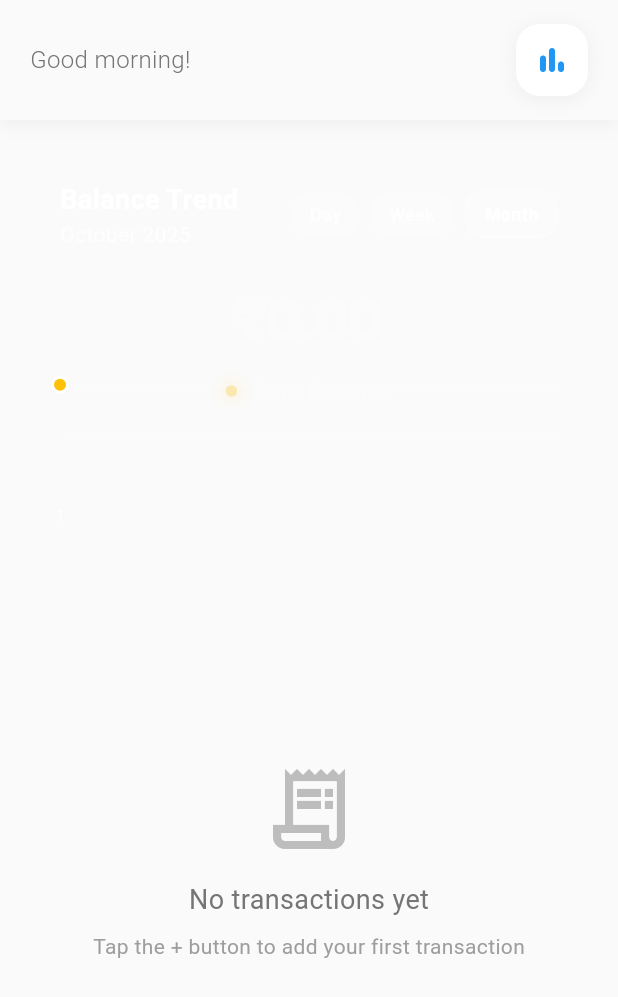
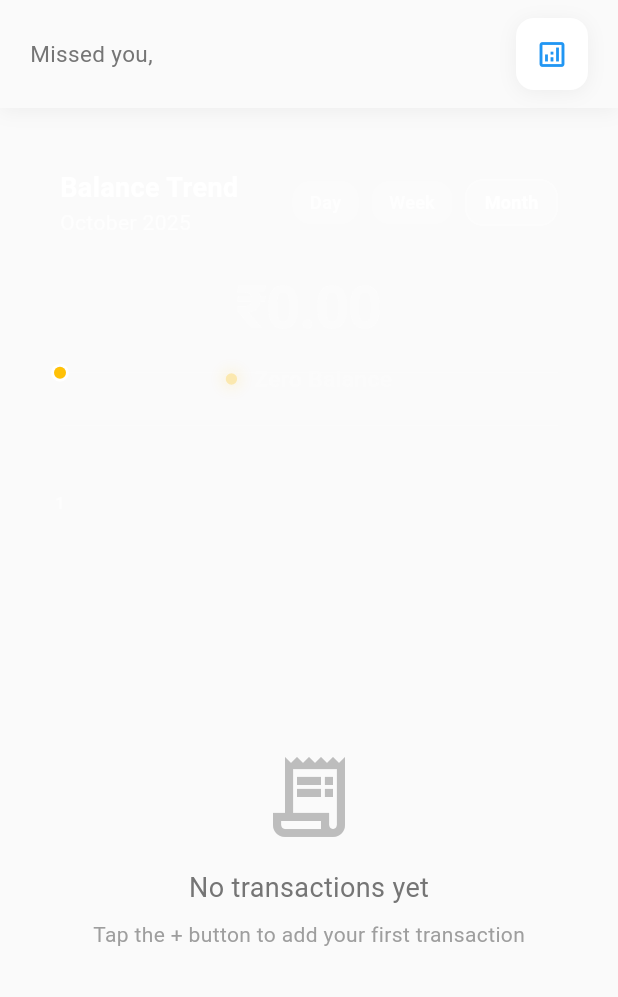
Before and after one commit to malik-l0l/test_1, a Flutter app: the HomeScreen screen opened directly, after a tap on "₹0.00", on a phone screen of 412 x 824 dp. Shown: the top 997 px of the screen. Run offline on Flutter 3.47's test engine with Material 3 defaults, Android fonts, the light colour scheme and no system bars; drawn by our look-alikes of fl_chart; our stand-ins replace hive, hive_flutter, share_plus; accounts and stored records are empty; Roboto replaces fonts that are missing (SF Pro Display).

Commit message:
refac(home): optimized greeting, app_bar

```diff
--- a/lib/screens/home_screen.dart
+++ b/lib/screens/home_screen.dart
@@ -1,6 +1,7 @@
 import 'package:flutter/material.dart';
 import '../services/hive_service.dart';
 import '../services/people_hive_service.dart';
+import '../services/greeting_service.dart';
 import '../models/transaction.dart';
 import '../models/daily_transaction_group.dart';
 import '../widgets/balance_card.dart';
@@ -146,7 +147,7 @@ class HomeScreenState extends State<HomeScreen> with TickerProviderStateMixin {
 
   Widget _buildModernAppBar(settings) {
     return Container(
-      padding: EdgeInsets.fromLTRB(20, 16, 20, 16),
+      padding: EdgeInsets.fromLTRB(20, 12, 20, 12),
       decoration: BoxDecoration(
         color: Theme.of(context).scaffoldBackgroundColor,
         boxShadow: [
@@ -165,29 +166,31 @@ class HomeScreenState extends State<HomeScreen> with TickerProviderStateMixin {
               crossAxisAlignment: CrossAxisAlignment.start,
               children: [
                 Text(
-                  _getGreeting(),
+                  GreetingService.getSessionGreeting(),
                   style: TextStyle(
-                    fontSize: 16,
-                    fontWeight: FontWeight.w300,
+                    fontSize: 15,
+                    fontWeight: FontWeight.w400,
                     color: Colors.grey[600],
                   ),
                 ),
                 if (settings.name.isNotEmpty)
-                  Text(
-                    settings.name,
-                    style: TextStyle(
-                      fontSize: 24,
-                      fontWeight: FontWeight.bold,
+                  Padding(
+                    padding: EdgeInsets.only(top: 2),
+                    child: Text(
+                      settings.name,
+                      style: TextStyle(
+                        fontSize: 22,
+                        fontWeight: FontWeight.bold,
+                      ),
                     ),
                   ),
               ],
             ),
           ),
-          // Monthly Summary Button
           Container(
             decoration: BoxDecoration(
               color: Theme.of(context).cardColor,
-              borderRadius: BorderRadius.circular(16),
+              borderRadius: BorderRadius.circular(12),
               boxShadow: [
                 BoxShadow(
                   color: Colors.black.withOpacity(0.05),
@@ -197,11 +200,13 @@ class HomeScreenState extends State<HomeScreen> with TickerProviderStateMixin {
               ],
             ),
             child: IconButton(
+              padding: EdgeInsets.all(10),
+              constraints: BoxConstraints(minWidth: 42, minHeight: 42),
               onPressed: _navigateToSummary,
               icon: Icon(
-                Icons.bar_chart_rounded,
+                Icons.analytics_outlined,
                 color: Colors.blue,
-                size: 24,
+                size: 22,
               ),
               tooltip: 'Monthly Summary',
             ),
@@ -209,30 +214,6 @@ class HomeScreenState extends State<HomeScreen> with TickerProviderStateMixin {
         ],
       ),
     );
-  }
-
-  String _getGreeting() {
-    final hour = DateTime.now().hour;
-    final greetings = {
-      'morning': ['Good morning!', 'Fresh start', 'Rise and shine'],
-      'afternoon': ['Good afternoon!', 'Hope you\'re well', 'Midday boost!'],
-      'evening': ['Good evening', 'Winding down', 'Evening calm'],
-      'night': ['Welcome back', 'Time to relax', 'Peaceful night'],
-    };
-
-    List<String> timeBasedGreetings;
-    if (hour < 12) {
-      timeBasedGreetings = greetings['morning']!;
-    } else if (hour < 17) {
-      timeBasedGreetings = greetings['afternoon']!;
-    } else if (hour < 20) {
-      timeBasedGreetings = greetings['evening']!;
-    } else {
-      timeBasedGreetings = greetings['night']!;
-    }
-
-    return timeBasedGreetings[
-        DateTime.now().second % timeBasedGreetings.length];
   }
 
   Widget _buildGroupedTransactionsList(String currency) {
--- /dev/null
+++ b/lib/services/greeting_service.dart
@@ -0,0 +1,16 @@
+import '../utils/greeting_helper.dart';
+
+class GreetingService {
+  static String? _sessionGreeting;
+
+  static String getSessionGreeting() {
+    if (_sessionGreeting == null) {
+      _sessionGreeting = GreetingHelper.getGreeting();
+    }
+    return _sessionGreeting!;
+  }
+
+  static void resetGreeting() {
+    _sessionGreeting = null;
+  }
+}
--- /dev/null
+++ b/lib/utils/greeting_helper.dart
@@ -0,0 +1,94 @@
+class GreetingHelper {
+  static String getGreeting() {
+    final hour = DateTime.now().hour;
+    final greetings = {
+      'early_morning': [
+        'Rise and shine',
+        'Fresh start',
+        'New day, new light'
+      ],
+      'morning': [
+        'Good morning!',
+        'Bright morning!',
+        'Hello, sunshine',
+        'Feeling fresh?',
+        'Feels good, right?'
+      ],
+      'afternoon': [
+        'Good afternoon!',
+        "Hope you're well",
+        'Shining bright?',
+        'Midday boost!',
+        "Happy you're back"
+      ],
+      'evening': [
+        'Good evening',
+        'Evening',
+        'Winding down',
+        'Good evening!',
+        'Evening calm',
+        'Unwind time',
+        'Sunset vibes'
+      ],
+      'night': [
+        'Missed you',
+        'Welcome back',
+        'Time to relax',
+        'Nighty night',
+        'Rest easy',
+        'Peaceful night'
+      ],
+      'weekend': [
+        'Happy weekend',
+        'Enjoy your weekend',
+        'Weekend vibes',
+        'Relax and enjoy'
+      ],
+      'welcome': [
+        'Missed you',
+        'Welcome back',
+        'Great to see you',
+        'Hello there',
+        'Missed you',
+        'There you are!',
+        'Hey again!'
+      ],
+    };
+
+    final now = DateTime.now();
+    final isWeekend =
+        now.weekday == DateTime.saturday || now.weekday == DateTime.sunday;
+
+    if (DateTime.now().millisecond % 5 == 0) {
+      final welcomeMessages = greetings['welcome']!;
+      final greeting = welcomeMessages[DateTime.now().second % welcomeMessages.length];
+      return '$greeting,';
+    }
+
+    if (isWeekend && DateTime.now().millisecond % 3 == 0) {
+      final weekendMessages = greetings['weekend']!;
+      final greeting = weekendMessages[DateTime.now().second % weekendMessages.length];
+      return '$greeting,';
+    }
+
+    List<String> timeBasedGreetings;
+    if (hour < 12) {
+      if (hour < 9) {
+        timeBasedGreetings = greetings['early_morning']!;
+      } else {
+        timeBasedGreetings = greetings['morning']!;
+      }
+    } else if (hour < 17) {
+      timeBasedGreetings = greetings['afternoon']!;
+    } else if (hour < 20) {
+      timeBasedGreetings = greetings['evening']!;
+    } else {
+      timeBasedGreetings = greetings['night']!;
+    }
+
+    final greeting = timeBasedGreetings[
+        DateTime.now().second % timeBasedGreetings.length];
+
+    return '$greeting,';
+  }
+}
```
Also changed, not shown: lib/widgets/custom_app_bar.dart (+40 -147 lines).
